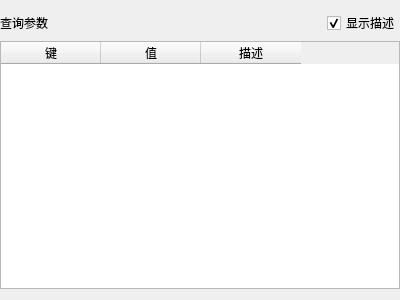
Before: the Qt Designer form ui/component/query_params_view.ui in weijiang1994/iPost, drawn with Qt 5.
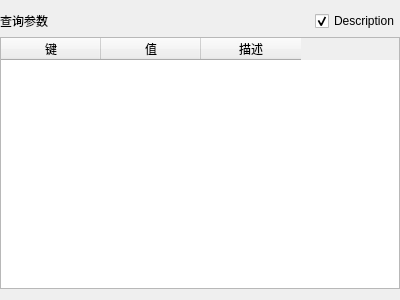
After: the same form once the commit is applied.

Commit message: modify: 修改为英文方便后期国际化

```diff
--- a/ui/component/query_params_view.ui
+++ b/ui/component/query_params_view.ui
@@ -50,7 +50,7 @@
           <cursorShape>PointingHandCursor</cursorShape>
          </property>
          <property name="text">
-          <string>显示描述</string>
+          <string>Description</string>
          </property>
          <property name="checked">
           <bool>true</bool>
```
The commit also changes 2 other files.
